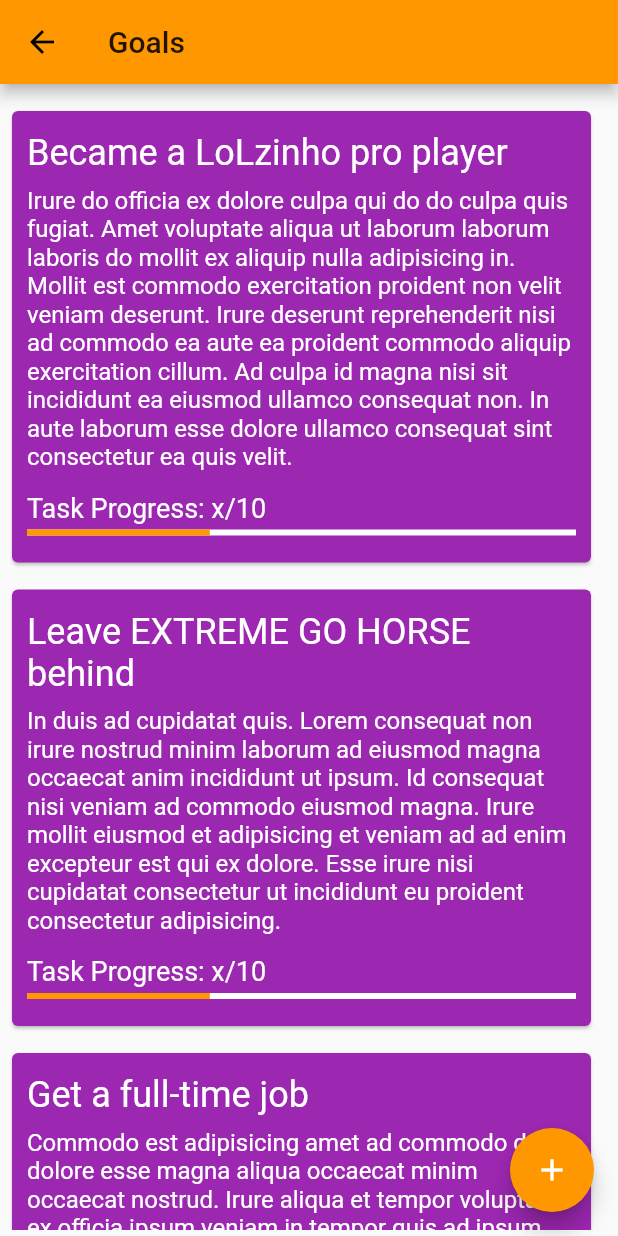
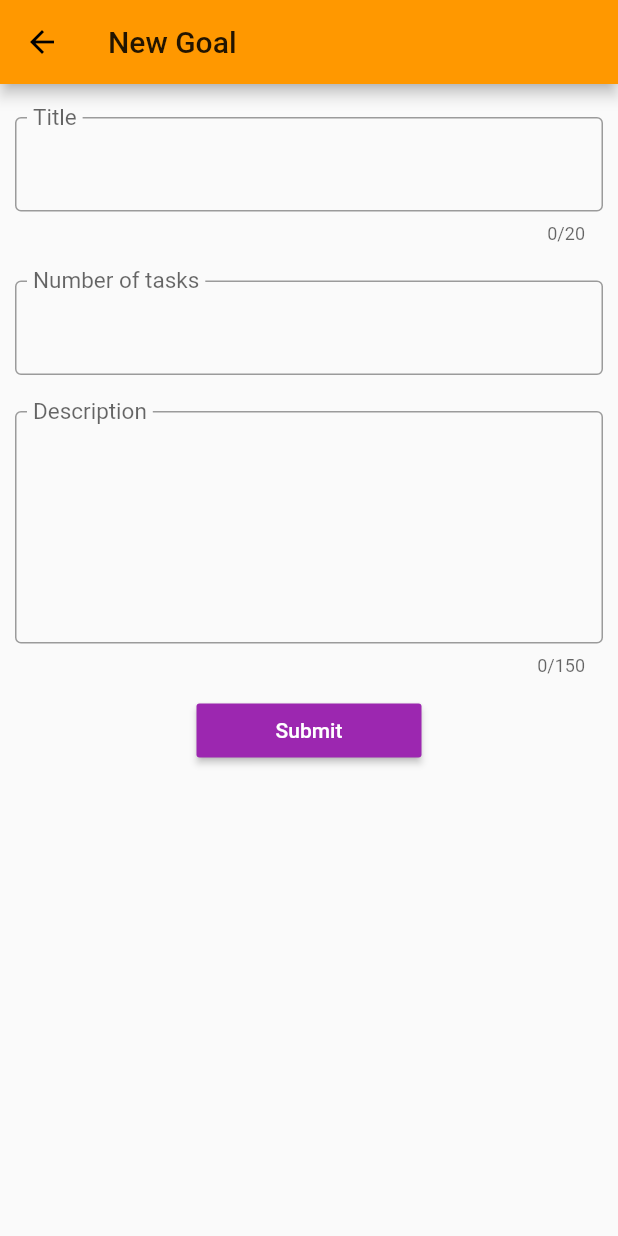
Before and after one commit to HenriqueHott/AgileTasksApp, a Flutter app: the GoalsList screen opened directly, after a tap on the "add" icon, on a phone screen of 412 x 824 dp. Run offline on Flutter 3.47's test engine with Material 2 defaults, Android fonts, the phone set to English and light mode, and no system bars.

Commit message:
Goals List Page - Form goal added

```diff
--- /dev/null
+++ b/lib/screens/forms/goal_form.dart
@@ -0,0 +1,69 @@
+import 'package:flutter/cupertino.dart';
+import 'package:flutter/material.dart';
+
+class GoalForm extends StatelessWidget {
+  @override
+  Widget build(BuildContext context) {
+    return Scaffold(
+        appBar: AppBar(
+          title: Text('New Goal'),
+        ),
+        body: SingleChildScrollView(
+          child: Padding(
+            padding: EdgeInsets.all(10.0),
+            child: Column(
+              children: <Widget>[
+                Container(
+                  margin: EdgeInsets.symmetric(vertical: 12.0),
+                  child: TextField(
+                    maxLength: 20,
+                    decoration: InputDecoration(
+                        labelText: 'Title',
+                        floatingLabelBehavior: FloatingLabelBehavior.always,
+                        border: OutlineInputBorder(),
+                        focusColor: Theme.of(context).primaryColor),
+                    style: TextStyle(fontSize: 20.0),
+                  ),
+                ),
+                Container(
+                  margin: EdgeInsets.symmetric(vertical: 12.0),
+                  child: TextField(
+                    keyboardType: TextInputType.number,
+                    decoration: InputDecoration(
+                        labelText: 'Number of tasks',
+                        floatingLabelBehavior: FloatingLabelBehavior.always,
+                        border: OutlineInputBorder(),
+                        focusColor: Theme.of(context).primaryColor),
+                    style: TextStyle(fontSize: 20.0),
+                  ),
+                ),
+                Container(
+                  margin: EdgeInsets.symmetric(vertical: 12.0),
+                  child: TextField(
+                    maxLines: 5,
+                    maxLength: 150,
+                    textAlign: TextAlign.justify,
+                    decoration: InputDecoration(
+                      labelText: 'Description',
+                      floatingLabelBehavior: FloatingLabelBehavior.always,
+                      border: OutlineInputBorder(),
+                      focusColor: Theme.of(context).primaryColor,
+                    ),
+                    style: TextStyle(fontSize: 20.0),
+                  ),
+                ),
+                ButtonTheme(
+                  minWidth: 150,
+                  padding: EdgeInsets.all(8.0),
+                    child: RaisedButton(
+                    color: Theme.of(context).accentColor,
+                    child: Text('Submit', style: TextStyle(
+                    color: Colors.white
+                  ),), onPressed: () {}),
+                )
+              ],
+            ),
+          ),
+        ));
+  }
+}
--- a/lib/screens/goals_list.dart
+++ b/lib/screens/goals_list.dart
@@ -3,48 +3,62 @@ import 'package:Agile_Tasks_App/models/goal.dart';
 import 'package:flutter/cupertino.dart';
 import 'package:flutter/material.dart';
 
-class GoalsList extends StatelessWidget{
+import 'forms/goal_form.dart';
+
+class GoalsList extends StatelessWidget {
+
+  void _handleNewGoalTap(BuildContext context) {
+    Navigator.of(context).push(MaterialPageRoute(builder: (context) => GoalForm()));
+  }
+
   @override
-  Widget build(BuildContext context){
+  Widget build(BuildContext context) {
     return Scaffold(
-      appBar: AppBar(
-        title: Text('Goals')
-        ),
+      appBar: AppBar(title: Text('Goals')),
       body: Padding(
         padding: EdgeInsets.all(4.0),
-          child: ListView(children: [
+        child: ListView(
+          children: [
             Container(
                 margin: EdgeInsets.fromLTRB(0, 10, 10, 0),
                 child: GoalItem(
-                onPressed: (){},
+                  onPressed: () {},
                   goal: Goal(
                       title: 'Became a LoLzinho pro player',
-                  description: 'Irure do officia ex dolore culpa qui do do culpa quis fugiat. Amet voluptate aliqua ut laborum laborum laboris do mollit ex aliquip nulla adipisicing in. Mollit est commodo exercitation proident non velit veniam deserunt. Irure deserunt reprehenderit nisi ad commodo ea aute ea proident commodo aliquip exercitation cillum. Ad culpa id magna nisi sit incididunt ea eiusmod ullamco consequat non. In aute laborum esse dolore ullamco consequat sint consectetur ea quis velit.',
-                  tasks: 10),)
-                  ),
+                      description:
+                          'Irure do officia ex dolore culpa qui do do culpa quis fugiat. Amet voluptate aliqua ut laborum laborum laboris do mollit ex aliquip nulla adipisicing in. Mollit est commodo exercitation proident non velit veniam deserunt. Irure deserunt reprehenderit nisi ad commodo ea aute ea proident commodo aliquip exercitation cillum. Ad culpa id magna nisi sit incididunt ea eiusmod ullamco consequat non. In aute laborum esse dolore ullamco consequat sint consectetur ea quis velit.',
+                      tasks: 10),
+                )),
             Container(
                 margin: EdgeInsets.fromLTRB(0, 10, 10, 0),
                 child: GoalItem(
-                onPressed: (){},
+                  onPressed: () {},
                   goal: Goal(
                       title: 'Leave EXTREME GO HORSE behind',
-                  description: 'In duis ad cupidatat quis. Lorem consequat non irure nostrud minim laborum ad eiusmod magna occaecat anim incididunt ut ipsum. Id consequat nisi veniam ad commodo eiusmod magna. Irure mollit eiusmod et adipisicing et veniam ad ad enim excepteur est qui ex dolore. Esse irure nisi cupidatat consectetur ut incididunt eu proident consectetur adipisicing.',
-                  tasks: 10),)),
+                      description:
+                          'In duis ad cupidatat quis. Lorem consequat non irure nostrud minim laborum ad eiusmod magna occaecat anim incididunt ut ipsum. Id consequat nisi veniam ad commodo eiusmod magna. Irure mollit eiusmod et adipisicing et veniam ad ad enim excepteur est qui ex dolore. Esse irure nisi cupidatat consectetur ut incididunt eu proident consectetur adipisicing.',
+                      tasks: 10),
+                )),
             Container(
                 margin: EdgeInsets.fromLTRB(0, 10, 10, 0),
                 child: GoalItem(
-                onPressed: (){},
+                  onPressed: () {},
                   goal: Goal(
                       title: 'Get a full-time job',
-                  description: 'Commodo est adipisicing amet ad commodo duis dolore esse magna aliqua occaecat minim occaecat nostrud. Irure aliqua et tempor voluptate ex officia ipsum veniam in tempor quis ad ipsum. Mollit deserunt laborum mollit non cupidatat culpa incididunt minim incididunt aliqua ullamco aliquip culpa.',
-                  tasks: 10),)),
-          ],),
+                      description:
+                          'Commodo est adipisicing amet ad commodo duis dolore esse magna aliqua occaecat minim occaecat nostrud. Irure aliqua et tempor voluptate ex officia ipsum veniam in tempor quis ad ipsum. Mollit deserunt laborum mollit non cupidatat culpa incididunt minim incididunt aliqua ullamco aliquip culpa.',
+                      tasks: 10),
+                )),
+          ],
+        ),
       ),
       floatingActionButton: FloatingActionButton(
-            onPressed: (){},
-            child: Icon(Icons.add, color: Colors.white,),
-            backgroundColor: Theme.of(context).primaryColor
+          onPressed: () => _handleNewGoalTap(context),
+          child: Icon(
+            Icons.add,
+            color: Colors.white,
           ),
+          backgroundColor: Theme.of(context).primaryColor),
     );
   }
 }
--- a/lib/screens/home_page.dart
+++ b/lib/screens/home_page.dart
@@ -18,8 +18,7 @@ class HomePage extends StatelessWidget {
           Icons.schedule,
           size: 75.0,
           color: Colors.white,
-      )
-    ),
+        )),
     _FeatureItem(
         name: "Goals",
         featurePage: GoalsList(),
@@ -44,12 +43,12 @@ class HomePage extends StatelessWidget {
         )),
   ];
 
-
-  final Function handlePageChange = (BuildContext context, Widget widget) {
-    if(widget != null) {
-       Navigator.of(context).push(MaterialPageRoute(builder: (context) => widget ));
+  void handlePageChange(BuildContext context, Widget widget) {
+    if (widget != null) {
+      Navigator.of(context)
+          .push(MaterialPageRoute(builder: (context) => widget));
     }
-  };
+  }
 
   @override
   Widget build(BuildContext context) {
@@ -84,8 +83,8 @@ class HomePage extends StatelessWidget {
                     .map((it) => GridItem(
                         itemName: it.name,
                         icon: it.icon,
-                        onPressed: () => handlePageChange(context, it.featurePage)
-                      ))
+                        onPressed: () =>
+                            handlePageChange(context, it.featurePage)))
                     .toList(),
               ),
             ),
```
Also changed, not shown: lib/components/goal_item.dart (+12 -8 lines). Lines whose indentation alone changed are shown as unchanged.
